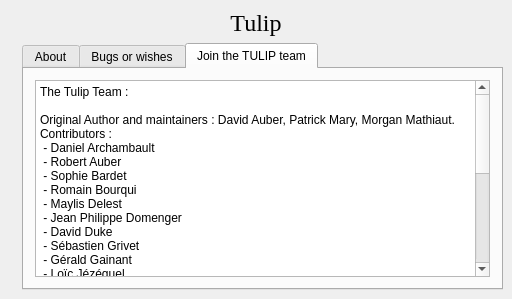
First picture: the form in software/tulip/designer/InfoDialog.ui, repository vadivelselvaraj/TulipGLImprovement, before the edit.
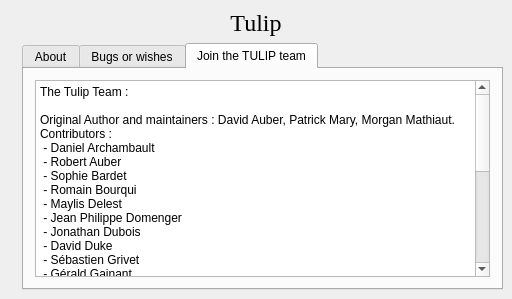
Second picture: the form after the edit. The open tabs and pages were chosen to show the change. Icons and pictures are not drawn.

Commit message: add Jonathan in the contributors list

The edit to the form file:
```diff
--- a/software/tulip/designer/InfoDialog.ui
+++ b/software/tulip/designer/InfoDialog.ui
@@ -187,6 +187,7 @@
 &lt;p style=" margin-top:0px; margin-bottom:0px; margin-left:0px; margin-right:0px; -qt-block-indent:0; text-indent:0px;"> - Romain Bourqui&lt;/p>
 &lt;p style=" margin-top:0px; margin-bottom:0px; margin-left:0px; margin-right:0px; -qt-block-indent:0; text-indent:0px;"> - Maylis Delest&lt;/p>
 &lt;p style=" margin-top:0px; margin-bottom:0px; margin-left:0px; margin-right:0px; -qt-block-indent:0; text-indent:0px;"> - Jean Philippe Domenger&lt;/p>
+&lt;p style=" margin-top:0px; margin-bottom:0px; margin-left:0px; margin-right:0px; -qt-block-indent:0; text-indent:0px;"> - Jonathan Dubois&lt;/p>
 &lt;p style=" margin-top:0px; margin-bottom:0px; margin-left:0px; margin-right:0px; -qt-block-indent:0; text-indent:0px;"> - David Duke&lt;/p>
 &lt;p style=" margin-top:0px; margin-bottom:0px; margin-left:0px; margin-right:0px; -qt-block-indent:0; text-indent:0px;"> - Sébastien Grivet&lt;/p>
 &lt;p style=" margin-top:0px; margin-bottom:0px; margin-left:0px; margin-right:0px; -qt-block-indent:0; text-indent:0px;"> - Gérald Gainant&lt;/p>
```
